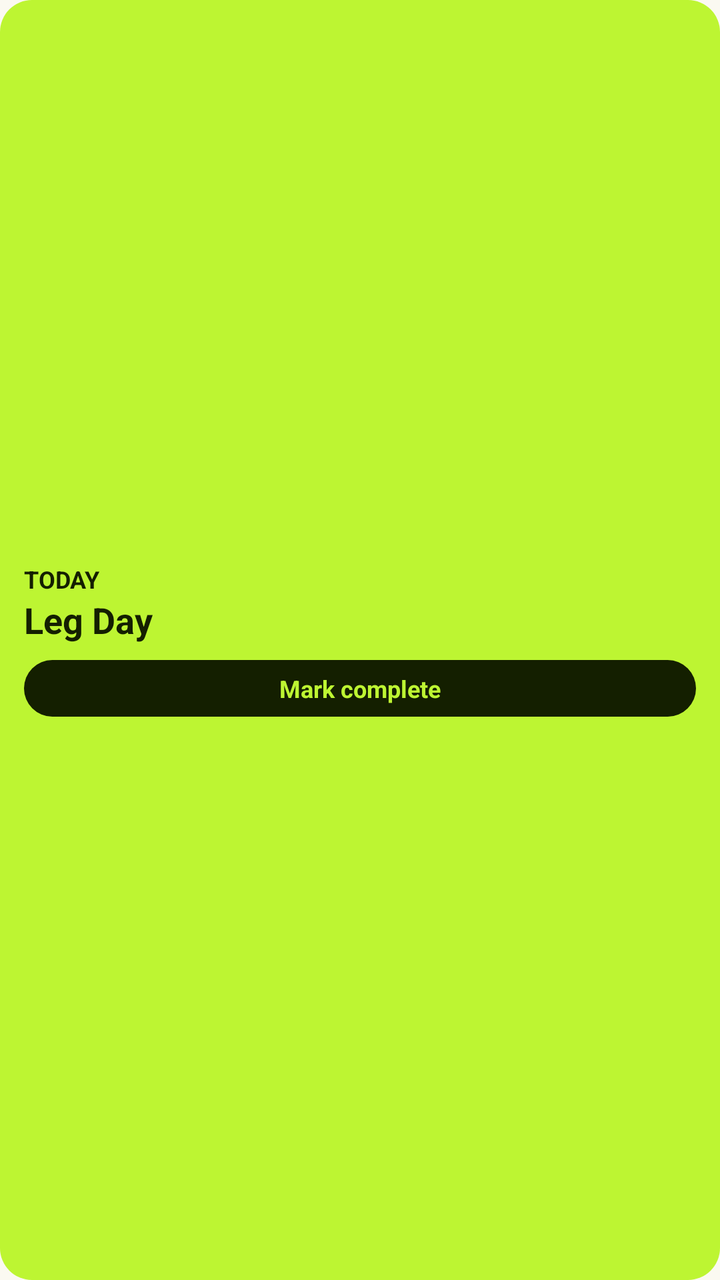
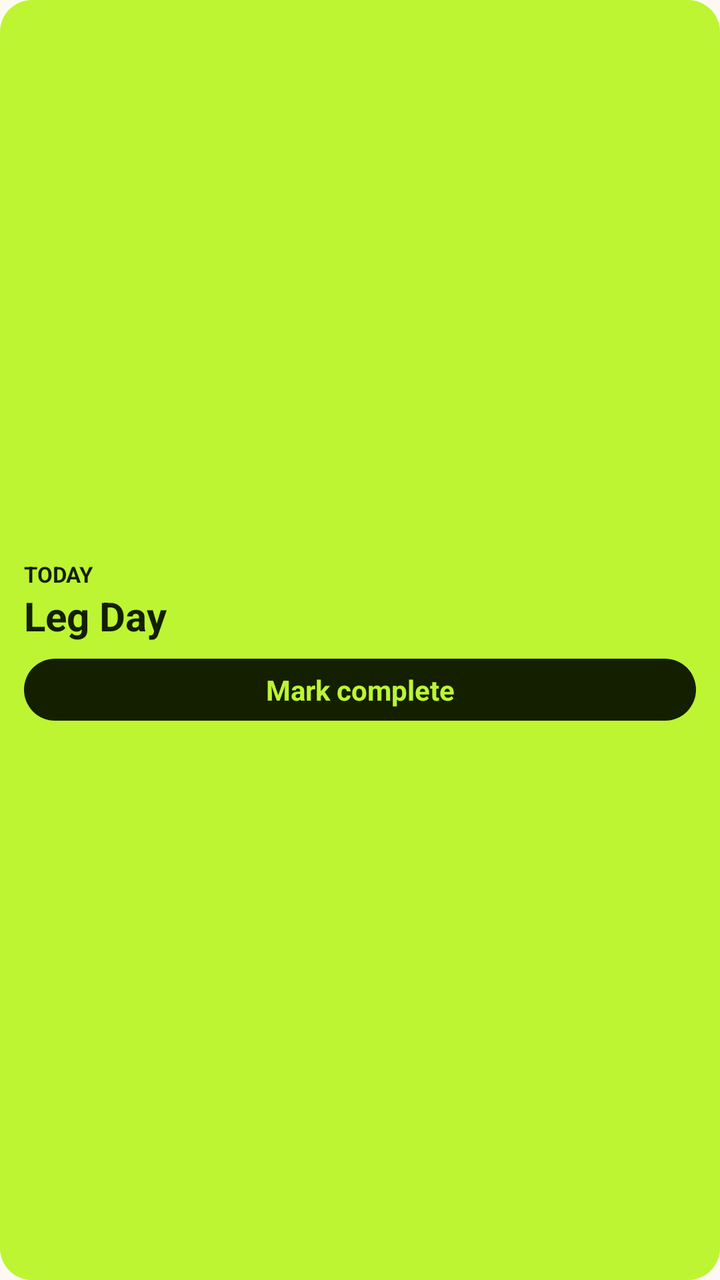

An Android layout rendered at two revisions. The XML below is the earlier revision; the diff shows what the commit changed to produce the second picture.
<!-- AndroidManifest.xml: application theme Theme.NaryToDo -->
<!-- res/layout/widget_preview.xml -->
<?xml version="1.0" encoding="utf-8"?>
<LinearLayout xmlns:android="http://schemas.android.com/apk/res/android"
    xmlns:tools="http://schemas.android.com/tools"
    android:layout_width="110dp"
    android:layout_height="110dp"
    android:background="@drawable/widget_preview_background"
    android:gravity="center_vertical"
    android:orientation="vertical"
    android:padding="12dp"
    tools:ignore="Overdraw">

    <TextView
        android:layout_width="wrap_content"
        android:layout_height="wrap_content"
        android:text="@string/todayworkouttitle"
        android:textColor="@color/widget_on_container"
        android:textSize="12sp"
        android:textStyle="bold" />

    <TextView
        android:layout_width="wrap_content"
        android:layout_height="wrap_content"
        android:text="@string/todayworkoutday"
        android:textColor="@color/widget_on_container"
        android:textSize="18sp"
        android:textStyle="bold" />

    <TextView
        android:layout_width="match_parent"
        android:layout_height="wrap_content"
        android:layout_marginTop="8dp"
        android:background="@drawable/widget_preview_button"
        android:gravity="center"
        android:paddingVertical="6dp"
        android:text="@string/todayworkoutbutton"
        android:textColor="@color/widget_container"
        android:textSize="12sp"
        android:textStyle="bold" />

</LinearLayout>
<!-- resources referenced by this layout -->
<resources>
  <color name="widget_container">#FFBDF532</color>
  <color name="widget_on_container">#FF141F00</color>
  <!-- drawable widget_preview_background (drawable) -->
  <?xml version="1.0" encoding="utf-8"?>
  <shape xmlns:android="http://schemas.android.com/apk/res/android" android:shape="rectangle">
      <solid android:color="@color/widget_container" />
      <corners android:radius="16dp" />
  </shape>
  <!-- drawable widget_preview_button (drawable) -->
  <?xml version="1.0" encoding="utf-8"?>
  <shape xmlns:android="http://schemas.android.com/apk/res/android" android:shape="rectangle">
      <solid android:color="@color/widget_button" />
      <corners android:radius="100dp" />
  </shape>
  <string name="todayworkoutbutton">Mark complete</string>
  <string name="todayworkoutday">Leg Day</string>
  <string name="todayworkouttitle">TODAY</string>
  <style name="Theme.NaryToDo" parent="android:Theme.Material.Light.NoActionBar">
          <item name="android:windowBackground">@color/nary_window_background</item>
      </style>
  <color name="widget_button">#FF141F00</color>
  <color name="nary_window_background">#FFFBF9F1</color>
</resources>

<!-- the commit's change to res/layout/widget_preview.xml (unified diff, before → after) -->
@@ -14,7 +14,7 @@
         android:layout_height="wrap_content"
         android:text="@string/todayworkouttitle"
         android:textColor="@color/widget_on_container"
-        android:textSize="12sp"
+        android:textSize="11sp"
         android:textStyle="bold" />
 
     <TextView
@@ -22,7 +22,7 @@
         android:layout_height="wrap_content"
         android:text="@string/todayworkoutday"
         android:textColor="@color/widget_on_container"
-        android:textSize="18sp"
+        android:textSize="20sp"
         android:textStyle="bold" />
 
     <TextView
@@ -34,7 +34,7 @@
         android:paddingVertical="6dp"
         android:text="@string/todayworkoutbutton"
         android:textColor="@color/widget_container"
-        android:textSize="12sp"
+        android:textSize="14sp"
         android:textStyle="bold" />
 
 </LinearLayout>
